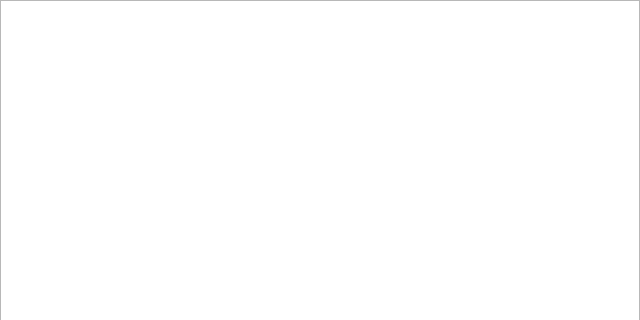
gkunter/coquery, file coquery/gui/ui/logfile.ui: the form before one commit; both pictures show x 0 to 640 and y 0 to 320 of the 640 by 480 pixel window.
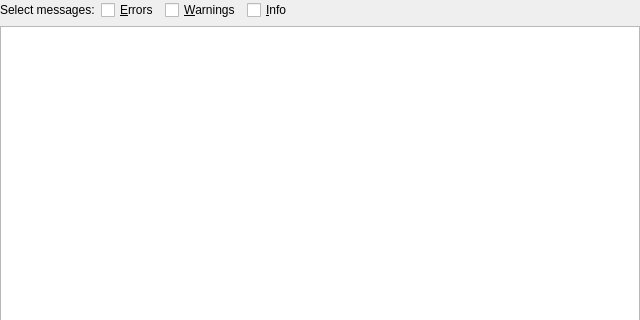
The form after the commit.

Commit message: Add logfile filter

Patch:
```diff
--- a/coquery/gui/ui/logfile.ui
+++ b/coquery/gui/ui/logfile.ui
@@ -41,6 +41,57 @@
        <property name="margin">
         <number>0</number>
        </property>
+       <item>
+        <layout class="QHBoxLayout" name="horizontalLayout">
+         <item>
+          <widget class="QLabel" name="label">
+           <property name="sizePolicy">
+            <sizepolicy hsizetype="Minimum" vsizetype="Preferred">
+             <horstretch>0</horstretch>
+             <verstretch>0</verstretch>
+            </sizepolicy>
+           </property>
+           <property name="text">
+            <string>Select messages:</string>
+           </property>
+          </widget>
+         </item>
+         <item>
+          <widget class="QCheckBox" name="check_errors">
+           <property name="text">
+            <string>&amp;Errors</string>
+           </property>
+          </widget>
+         </item>
+         <item>
+          <widget class="QCheckBox" name="check_warnings">
+           <property name="text">
+            <string>&amp;Warnings</string>
+           </property>
+          </widget>
+         </item>
+         <item>
+          <widget class="QCheckBox" name="check_info">
+           <property name="text">
+            <string>&amp;Info</string>
+           </property>
+          </widget>
+         </item>
+         <item>
+          <spacer name="horizontalSpacer">
+           <property name="orientation">
+            <enum>Qt::Horizontal</enum>
+           </property>
+           <property name="sizeHint" stdset="0">
+            <size>
+             <width>40</width>
+             <height>20</height>
+            </size>
+           </property>
+          </spacer>
+         </item>
+        </layout>
+       </item>
        <item>
         <widget class="QTableView" name="log_table">
          <property name="horizontalScrollMode">
```
The commit also changes 4 other files.
